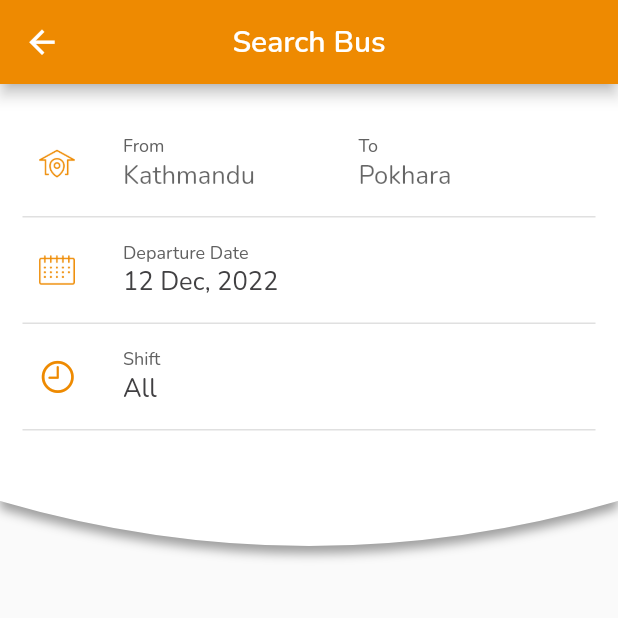
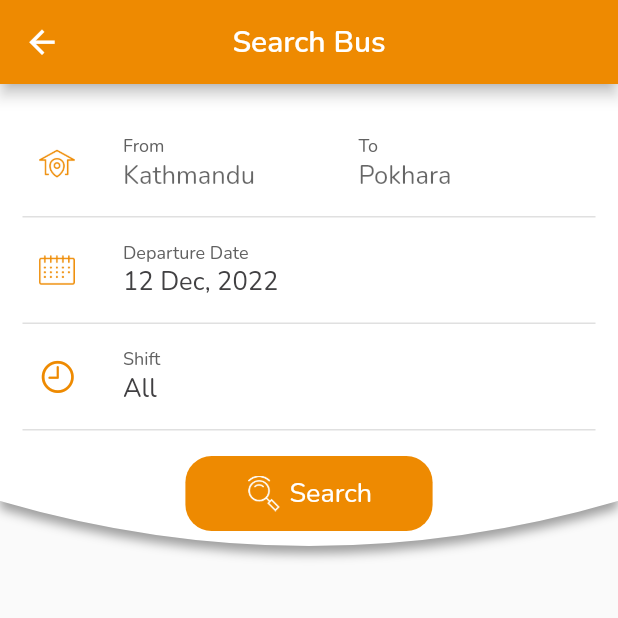
Before and after one commit to DeepakShrestha01/GO_BUDDY_GOO, a Flutter app: the NewSearchBody screen opened by its route, on a phone screen of 412 x 824 dp, the top half of it. Run offline on Flutter 3.47's test engine with Material 2 defaults, Android fonts, the light colour scheme and no system bars; drawn by our look-alikes of flutter_typeahead; our stand-ins replace auto_size_text, bloc, bot_toast, cached_network_image, carousel_slider, circular_profile_avatar and 34 more; missing offline and left inert: custom_date_range_picker, date_time_format, flutter_animator, flutter_downloader, khalti_flutter, maps_launcher; accounts and stored records are empty; network calls fail; statements that could not run were skipped; project files that could hold a hidden picture were left out.

Commit message:
bus search list

```diff
--- a/lib/common/model/city_list.dart
+++ b/lib/common/model/city_list.dart
@@ -43,7 +43,6 @@ class CityList {
     for (NewCity city in newCities) {
       if (city.label.toString().toLowerCase().contains(pattern.toLowerCase())) {
         filteredCities.add(city);
-
       }
     }
     return filteredCities;
--- a/lib/common/services/get_it.dart
+++ b/lib/common/services/get_it.dart
@@ -1,4 +1,5 @@
 import 'package:get_it/get_it.dart';
+import 'package:go_buddy_goo_mobile/modules/bus_new/model/new_busbooking_list_parameter.dart';
 
 import '../../modules/bus/model/bus_booking_detail_parameters.dart';
 import '../../modules/flight/model/airline_list.dart';
@@ -34,6 +35,9 @@ Future<void> setUpLocator() async {
   locator.registerSingleton<BusBookingDetailParameters>(
       BusBookingDetailParameters());
 
+  locator.registerSingleton<NewBusSearchListParameters>(
+      NewBusSearchListParameters());
+
   locator.registerSingleton<CityList>(CityList());
 
   locator.registerSingleton<SectorList>(SectorList());
--- /dev/null
+++ b/lib/modules/bus_new/model/new_busbooking_list_parameter.dart
@@ -0,0 +1,20 @@
+class NewBusSearchListParameters {
+  String? from;
+  String? to;
+  DateTime? departureDate;
+  String? shift;
+
+  void clearAllField() {
+    from = null;
+    to = null;
+    departureDate = null;
+    shift = null;
+  }
+
+  static final NewBusSearchListParameters _busSearchListParameters =
+      NewBusSearchListParameters._internal();
+  factory NewBusSearchListParameters() {
+    return _busSearchListParameters;
+  }
+  NewBusSearchListParameters._internal();
+}
--- a/lib/modules/bus_new/ui/widgets/new_search_widget.dart
+++ b/lib/modules/bus_new/ui/widgets/new_search_widget.dart
@@ -3,6 +3,7 @@ import 'package:flutter/material.dart';
 import 'package:flutter_animator/flutter_animator.dart';
 import 'package:flutter_typeahead/flutter_typeahead.dart';
 import 'package:go_buddy_goo_mobile/common/widgets/custom_clip_shodow.dart';
+import 'package:go_buddy_goo_mobile/modules/bus_new/model/new_busbooking_list_parameter.dart';
 import 'package:go_buddy_goo_mobile/modules/home/ui/widgets/customShapeClipper.dart';
 import 'package:recase/recase.dart';
 
@@ -357,7 +358,62 @@ class _NewBusSearchBoxState extends State<NewBusSearchBox> {
                 ),
               ),
             ],
-          )
+          ),
+          Positioned(
+            bottom: 10,
+            child: GestureDetector(
+              behavior: HitTestBehavior.opaque,
+              onTap: () {
+                if (to == null) {
+                  _keyFromTo?.currentState?.forward();
+                } else {
+                  NewBusSearchListParameters parameters =
+                      locator<NewBusSearchListParameters>();
+                  parameters.from = from;
+                  parameters.to = to;
+                  parameters.departureDate = departureDate;
+                  parameters.shift = shift;
+
+
+
+                  // BusBookingDetailParameters parameters =
+                  //     locator<BusBookingDetailParameters>();
+                  // parameters.from = from;
+                  // parameters.fromId = fromId;
+                  // parameters.to = to;
+                  // parameters.toId = toId;
+                  // parameters.departureDate = departureDate;
+                  // parameters.shift = shift;
+
+                  // Get.toNamed("/busList");
+                }
+              },
+              child: Container(
+                height: 50,
+                width: mediaQuery.size.width * 0.4,
+                decoration: BoxDecoration(
+                  color: MyTheme.primaryColor,
+                  borderRadius: BorderRadius.circular(17.5),
+                ),
+                child: Row(
+                  mainAxisAlignment: MainAxisAlignment.center,
+                  crossAxisAlignment: CrossAxisAlignment.center,
+                  children: const [
+                    PNGIconWidget(
+                      asset: "assets/images/search.png",
+                    ),
+                    SizedBox(width: 5),
+                    Text(
+                      "Search",
+                      style: TextStyle(
+                        color: Colors.white,
+                      ),
+                    ),
+                  ],
+                ),
+              ),
+            ),
+          ),
         ],
       ),
     );
```
Also changed, not shown: lib/modules/bus/ui/pages/buslist.dart (+6 -2 lines), lib/modules/bus_new/model/new_bus_search_list_response.dart (added, +138 -0 lines), lib/modules/bus_new/services/cubit/new_bus_search_result/bus_search_list_cubit.dart (added, +35 -0 lines), lib/modules/bus_new/services/cubit/new_bus_search_result/bus_search_list_state.dart (added, +12 -0 lines), lib/modules/bus_new/ui/pages/new_buslist.dart (added, +68 -0 lines).
